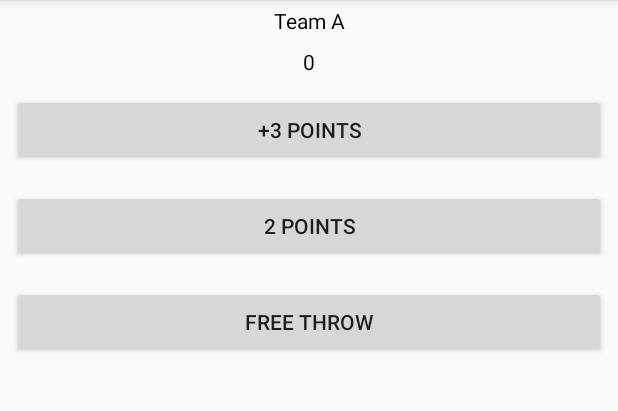
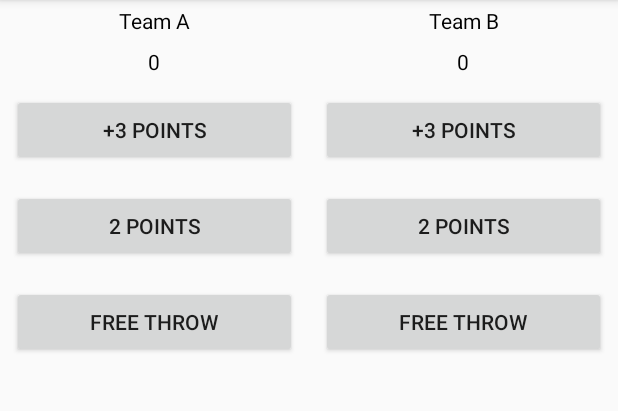
Before and after one commit to fahmieshaq/CourtCounter, an Android app: the screen it shows after launch (MainActivity), on a phone screen of 412 x 824 dp, the part 84-495 px from its top. Run offline under Robolectric (Android 15) with nearby library versions, the phone set to English and light mode, and no system bars.

Commit message:
Added nested layouts

```diff
--- a/app/src/main/java/com/fahmieshaq/courtcounter/MainActivity.java
+++ b/app/src/main/java/com/fahmieshaq/courtcounter/MainActivity.java
@@ -11,6 +11,7 @@ public class MainActivity extends AppCompatActivity {
     private final int TWO_POINTS = 2;
     private final int ONE_POINT = 1;
     private int teamAScore = 0;
+    private int teamBScore = 0;
 
     @Override
     protected void onCreate(Bundle savedInstanceState) {
@@ -33,11 +34,36 @@ public class MainActivity extends AppCompatActivity {
         displayForTeamA(teamAScore);
     }
 
+    // TEAM B
+
+    public void addThreePointsForTeamB(View view) {
+        teamBScore = teamBScore + THREE_POINTS;
+        displayForTeamB(teamBScore);
+    }
+
+    public void addTwoPointsForTeamB(View view) {
+        teamBScore = teamBScore + TWO_POINTS;
+        displayForTeamB(teamBScore);
+    }
+
+    public void addOnePointForTeamB(View view) {
+        teamBScore = teamBScore + ONE_POINT;
+        displayForTeamB(teamBScore);
+    }
+
     /**
-     * Display scores of basketball teams
+     * Display team A scores of basketball teams
      */
     private void displayForTeamA(int score) {
         TextView scoreValue = (TextView) findViewById(R.id.team_a_score);
         scoreValue.setText(String.valueOf(score));
     }
+
+    /**
+     * Display team B scores of basketball teams
+     */
+    private void displayForTeamB(int score) {
+        TextView scoreValue = (TextView) findViewById(R.id.team_b_score);
+        scoreValue.setText(String.valueOf(score));
+    }
 }
--- a/app/src/main/res/layout/activity_main.xml
+++ b/app/src/main/res/layout/activity_main.xml
@@ -3,8 +3,14 @@
     xmlns:tools="http://schemas.android.com/tools"
     android:layout_width="match_parent"
     android:layout_height="match_parent"
-    android:orientation="vertical"
+    android:orientation="horizontal"
     tools:context=".MainActivity">
+
+    <LinearLayout
+        android:layout_width="0dp"
+        android:layout_height="match_parent"
+        android:layout_weight="1"
+        android:orientation="vertical">
 
         <TextView
             android:id="@+id/team_a_text_view"
@@ -29,23 +35,74 @@
             android:layout_width="match_parent"
             android:layout_height="wrap_content"
             android:layout_margin="8dp"
-        android:text="+3 Points"
-        android:onClick="addThreePointsForTeamA" />
+            android:onClick="addThreePointsForTeamA"
+            android:text="+3 Points" />
 
         <Button
             android:id="@+id/two_points_button"
             android:layout_width="match_parent"
             android:layout_height="wrap_content"
             android:layout_margin="8dp"
-        android:text="2 Points"
-        android:onClick="addTwoPointsForTeamA" />
+            android:onClick="addTwoPointsForTeamA"
+            android:text="2 Points" />
 
         <Button
             android:id="@+id/one_point_button"
             android:layout_width="match_parent"
             android:layout_height="wrap_content"
             android:layout_margin="8dp"
-        android:text="Free Throw"
-        android:onClick="addOnePointForTeamA" />
+            android:onClick="addOnePointForTeamA"
+            android:text="Free Throw" />
 
     </LinearLayout>
+
+    <LinearLayout
+        android:layout_width="0dp"
+        android:layout_height="match_parent"
+        android:layout_weight="1"
+        android:orientation="vertical">
+
+        <TextView
+            android:id="@+id/team_b_text_view"
+            android:layout_width="match_parent"
+            android:layout_height="wrap_content"
+            android:gravity="center_horizontal"
+            android:padding="4dp"
+            android:text="Team B"
+            android:textColor="@android:color/black" />
+
+        <TextView
+            android:id="@+id/team_b_score"
+            android:layout_width="match_parent"
+            android:layout_height="wrap_content"
+            android:gravity="center_horizontal"
+            android:padding="4dp"
+            android:text="0"
+            android:textColor="@android:color/black" />
+
+        <Button
+            android:id="@+id/three_points_teamb_button"
+            android:layout_width="match_parent"
+            android:layout_height="wrap_content"
+            android:layout_margin="8dp"
+            android:onClick="addThreePointsForTeamB"
+            android:text="+3 Points" />
+
+        <Button
+            android:id="@+id/two_points_teamb_button"
+            android:layout_width="match_parent"
+            android:layout_height="wrap_content"
+            android:layout_margin="8dp"
+            android:onClick="addTwoPointsForTeamB"
+            android:text="2 Points" />
+
+        <Button
+            android:id="@+id/one_point_teamb_button"
+            android:layout_width="match_parent"
+            android:layout_height="wrap_content"
+            android:layout_margin="8dp"
+            android:onClick="addOnePointForTeamB"
+            android:text="Free Throw" />
+
+    </LinearLayout>
+</LinearLayout>
```
Lines whose indentation alone changed are shown as unchanged.
